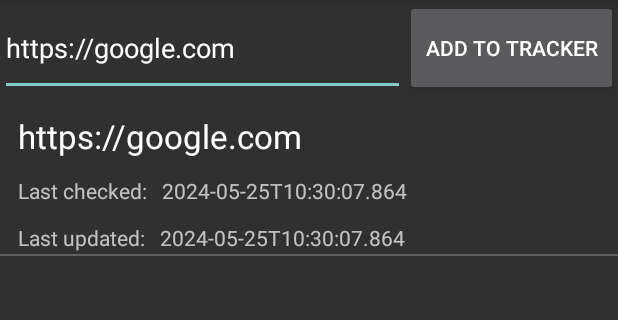
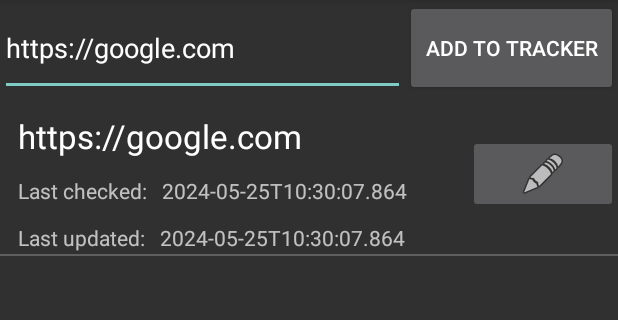
Before and after one commit to CepGamer/UpdatesTracker, an Android app built with Jetpack Compose: the screen it shows after launch (MainActivity), after a tap on "ADD TO TRACKER", on a phone screen of 412 x 824 dp, the part 84-404 px from its top. Run offline under Robolectric (Android 15) with nearby library versions, the phone set to English and light mode, and no system bars; our stand-ins replace Room's generated code; 1 statement that could not run was skipped.

```diff
--- a/app/src/main/java/com/cepgamer/updatestracker/DefaultHtmlPageRecyclerViewAdapter.kt
+++ b/app/src/main/java/com/cepgamer/updatestracker/DefaultHtmlPageRecyclerViewAdapter.kt
@@ -28,19 +28,19 @@
 
     override fun onBindViewHolder(holder: ViewHolder, position: Int) {
         Log.i(javaClass.name, "ViewHolder bound: $position")
-        val rawHtml = values[position]
+        val appEntry = values[position]
         holder.apply {
-            addressTextView.text = rawHtml.address
+            addressTextView.text = appEntry.address
             lastUpdatedTextView.text =
-                rawHtml.lastUpdate.atZone(ZoneId.systemDefault()).toLocalDateTime().toString()
+                appEntry.lastUpdate.atZone(ZoneId.systemDefault()).toLocalDateTime().toString()
             lastCheckedTextView.text =
-                rawHtml.lastCheck.atZone(ZoneId.systemDefault()).toLocalDateTime().toString()
+                appEntry.lastCheck.atZone(ZoneId.systemDefault()).toLocalDateTime().toString()
 
             itemView.setOnClickListener {
-                itemView.context.startActivity(Intent(Intent.ACTION_VIEW, Uri.parse(rawHtml.address)))
+                itemView.context.startActivity(Intent(Intent.ACTION_VIEW, Uri.parse(appEntry.address)))
             }
 
-            itemView.setOnLongClickListener(onLongClickListener(rawHtml.address))
+            itemView.setOnLongClickListener(onLongClickListener(appEntry.address))
         }
     }
 
--- a/app/src/main/java/com/cepgamer/updatestracker/model/RawHtmlEntity.kt
+++ b/app/src/main/java/com/cepgamer/updatestracker/model/RawHtmlEntity.kt
@@ -11,6 +11,6 @@
     @ColumnInfo val htmlValue: String,
     @ColumnInfo val lastUpdate: Instant,
     @ColumnInfo val lastCheck: Instant,
-    @ColumnInfo val title: String,
-    @ColumnInfo val uiPosition: Int,
+    @ColumnInfo(defaultValue = "") val title: String,
+    @ColumnInfo(defaultValue = "-1") val uiPosition: Int,
 )
--- a/app/src/main/res/layout/html_page_fragment_item.xml
+++ b/app/src/main/res/layout/html_page_fragment_item.xml
@@ -54,4 +54,14 @@
         app:layout_constraintTop_toTopOf="@id/last_updated_text"
         app:layout_constraintStart_toEndOf="@id/last_updated_text" />
 
+    <ImageButton
+        android:id="@+id/edit_entry_button"
+        android:layout_width="100dp"
+        android:layout_height="match_parent"
+        android:contentDescription="@string/edit_entry_button_text"
+        android:src="@android:drawable/ic_menu_edit"
+        app:layout_constraintBottom_toBottomOf="parent"
+        app:layout_constraintEnd_toEndOf="parent"
+        app:layout_constraintTop_toTopOf="parent" />
+
 </androidx.constraintlayout.widget.ConstraintLayout>
--- a/app/src/main/res/values/strings.xml
+++ b/app/src/main/res/values/strings.xml
@@ -4,4 +4,8 @@
     <string name="address_suggestion_text">https://google.com</string>
     <string name="last_checked">Last checked:</string>
     <string name="last_updated">Last updated:</string>
+    <string name="edit_entry_button_text">Edit entry</string>
+    <string name="edit_title_text">Edit entry title</string>
+    <string name="delete_text">Delete entry</string>
+    <string name="change_position">Change entry position</string>
 </resources>
```
Also changed, not shown: app/src/main/java/com/cepgamer/updatestracker/ui/main/HtmlPageFragment.kt (+15 -0 lines).
